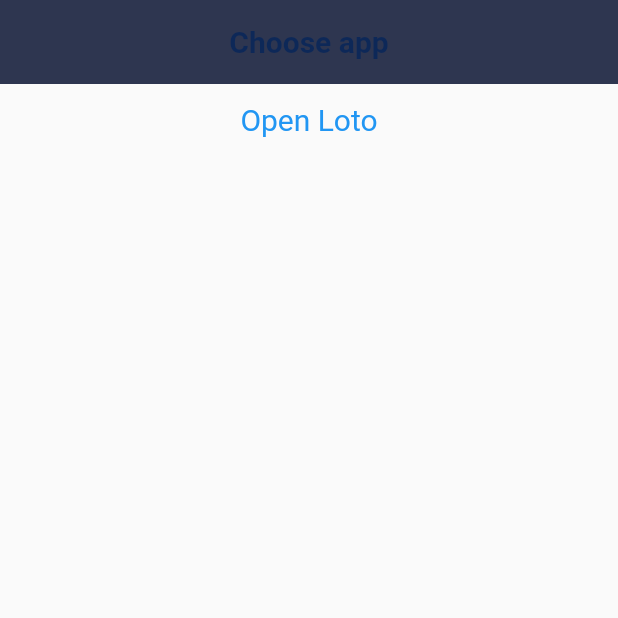
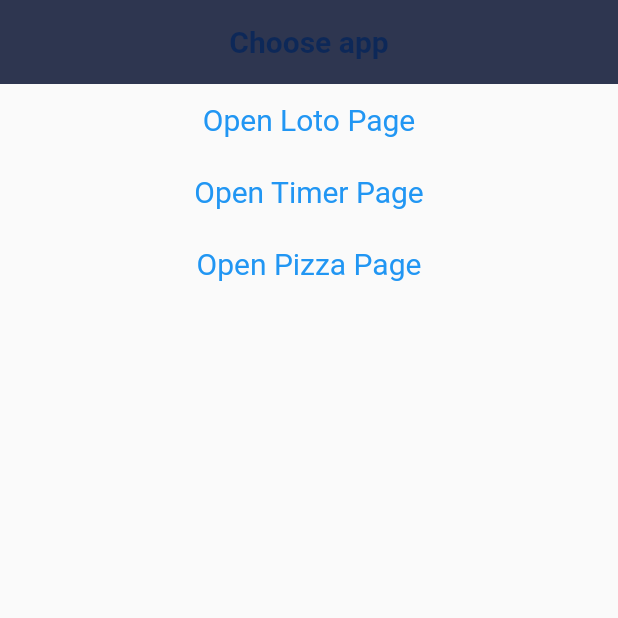
Before and after one commit to Nikita318-creator/recipe_app, a Flutter app: the screen it shows after launch, on a phone screen of 412 x 824 dp, the top half of it. Run offline on Flutter 3.47's test engine with Material 2 defaults, Android fonts, the phone set to English and light mode, and no system bars; our stand-ins replace bloc, cached_network_image, equatable, flutter_bloc.

Commit message:
add Pizza

```diff
--- /dev/null
+++ b/lib/PizzaBloc/bloc/pizzas_event.dart
@@ -0,0 +1,28 @@
+part of 'pizzas_bloc.dart';
+
+sealed class PizzasEvent extends Equatable {
+  const PizzasEvent();
+
+  @override
+  List<Object> get props => [];
+}
+
+final class LoadPizzaCounter extends PizzasEvent {}
+
+final class AddPizza extends PizzasEvent {
+  final PizzaModel pizza;
+
+  const AddPizza({required this.pizza});
+
+  @override
+  List<Object> get props => [pizza];
+}
+
+final class RemovePizza extends PizzasEvent {
+  final PizzaModel pizza;
+
+  const RemovePizza({required this.pizza});
+
+  @override
+  List<Object> get props => [pizza];
+}
--- a/lib/start_page.dart
+++ b/lib/start_page.dart
@@ -1,8 +1,10 @@
 import 'package:flutter/material.dart';
-import 'package:new_recipes/MainHome/HeadView.dart';
+// import 'package:new_recipes/MainHome/HeadView.dart';
 import 'package:name/theme/app_theme.dart';
 import "../MainHome/MainHome.dart";
 import 'package:flutter/cupertino.dart';
+import 'package:new_recipes/timer/view/timer_page.dart';
+import 'package:new_recipes/PizzaBloc/pizza_page.dart';
 
 class StartPage extends StatelessWidget {
   const StartPage({super.key});
@@ -23,7 +25,23 @@ class StartPage extends StatelessWidget {
             ),
             onPressed: () => Navigator.of(context).push(
                 CupertinoPageRoute(builder: (context) => const MainHome())),
-            child: const Text('Open Loto'),
+            child: const Text('Open Loto Page'),
+          ),
+          TextButton(
+            style: TextButton.styleFrom(
+              textStyle: const TextStyle(fontSize: 20),
+            ),
+            onPressed: () => Navigator.of(context).push(
+                CupertinoPageRoute(builder: (context) => const TimerPage())),
+            child: const Text('Open Timer Page'),
+          ),
+          TextButton(
+            style: TextButton.styleFrom(
+              textStyle: const TextStyle(fontSize: 20),
+            ),
+            onPressed: () => Navigator.of(context).push(
+                CupertinoPageRoute(builder: (context) => const PizzaPage())),
+            child: const Text('Open Pizza Page'),
           ),
         ]),
       ),
--- /dev/null
+++ b/lib/timer/bloc/timer_bloc.dart
@@ -0,0 +1,66 @@
+import 'dart:async';
+
+import 'package:bloc/bloc.dart';
+import 'package:equatable/equatable.dart';
+import 'package:new_recipes/timer/ticker.dart';
+
+part 'timer_event.dart';
+part 'timer_state.dart';
+
+class TimerBloc extends Bloc<TimerEvent, TimerState> {
+  TimerBloc({required Ticker ticker})
+      : _ticker = ticker,
+        super(const TimerInitial(_duration)) {
+    on<TimerStarted>(_onStarted);
+    on<TimerPaused>(_onPaused);
+    on<TimerResumed>(_onResumed);
+    on<TimerReset>(_onReset);
+    on<_TimerTicked>(_onTicked);
+  }
+
+  final Ticker _ticker;
+  static const int _duration = 60;
+
+  StreamSubscription<int>? _tickerSubscription;
+
+  @override
+  Future<void> close() {
+    _tickerSubscription?.cancel();
+    return super.close();
+  }
+
+  void _onStarted(TimerStarted event, Emitter<TimerState> emit) {
+    emit(TimerRunInProgress(event.duration));
+    _tickerSubscription?.cancel();
+    _tickerSubscription = _ticker
+        .tick(ticks: event.duration)
+        .listen((duration) => add(_TimerTicked(duration: duration)));
+  }
+
+  void _onPaused(TimerPaused event, Emitter<TimerState> emit) {
+    if (state is TimerRunInProgress) {
+      _tickerSubscription?.pause();
+      emit(TimerRunPause(state.duration));
+    }
+  }
+
+  void _onResumed(TimerResumed resume, Emitter<TimerState> emit) {
+    if (state is TimerRunPause) {
+      _tickerSubscription?.resume();
+      emit(TimerRunInProgress(state.duration));
+    }
+  }
+
+  void _onReset(TimerReset event, Emitter<TimerState> emit) {
+    _tickerSubscription?.cancel();
+    emit(const TimerInitial(_duration));
+  }
+
+  void _onTicked(_TimerTicked event, Emitter<TimerState> emit) {
+    emit(
+      event.duration > 0
+          ? TimerRunInProgress(event.duration)
+          : const TimerRunComplete(),
+    );
+  }
+}
--- /dev/null
+++ b/lib/timer/bloc/timer_event.dart
@@ -0,0 +1,27 @@
+part of 'timer_bloc.dart';
+
+sealed class TimerEvent {
+  const TimerEvent();
+}
+
+final class TimerStarted extends TimerEvent {
+  const TimerStarted({required this.duration});
+  final int duration;
+}
+
+final class TimerPaused extends TimerEvent {
+  const TimerPaused();
+}
+
+final class TimerResumed extends TimerEvent {
+  const TimerResumed();
+}
+
+class TimerReset extends TimerEvent {
+  const TimerReset();
+}
+
+class _TimerTicked extends TimerEvent {
+  const _TimerTicked({required this.duration});
+  final int duration;
+}
--- /dev/null
+++ b/lib/timer/bloc/timer_state.dart
@@ -0,0 +1,34 @@
+part of 'timer_bloc.dart';
+
+sealed class TimerState extends Equatable {
+  const TimerState(this.duration);
+  final int duration;
+
+  @override
+  List<Object> get props => [duration];
+}
+
+final class TimerInitial extends TimerState {
+  const TimerInitial(super.duration);
+
+  @override
+  String toString() => 'TimerInitial { duration: $duration }';
+}
+
+final class TimerRunPause extends TimerState {
+  const TimerRunPause(super.duration);
+
+  @override
+  String toString() => 'TimerRunPause { duration: $duration }';
+}
+
+final class TimerRunInProgress extends TimerState {
+  const TimerRunInProgress(super.duration);
+
+  @override
+  String toString() => 'TimerRunInProgress { duration: $duration }';
+}
+
+final class TimerRunComplete extends TimerState {
+  const TimerRunComplete() : super(0);
+}
--- /dev/null
+++ b/lib/timer/ticker.dart
@@ -0,0 +1,7 @@
+class Ticker {
+  const Ticker();
+  Stream<int> tick({required int ticks}) {
+    return Stream.periodic(const Duration(seconds: 1), (x) => ticks - x - 1)
+        .take(ticks);
+  }
+}
--- /dev/null
+++ b/lib/timer/timer.dart
@@ -0,0 +1,2 @@
+export 'bloc/timer_bloc.dart';
+export 'view/timer_page.dart';
```
Also changed, not shown: lib/PizzaBloc/bloc/pizzas_bloc.dart (added, +31 -0 lines), lib/PizzaBloc/bloc/pizzas_state.dart (added, +19 -0 lines), lib/PizzaBloc/models/pizza_model.dart (added, +26 -0 lines), lib/PizzaBloc/pizza_page.dart (added, +23 -0 lines), lib/PizzaBloc/pizza_screen.dart (added, +97 -0 lines), lib/timer/view/timer_page.dart (added, +148 -0 lines), pubspec.yaml (+19 -0 lines), assets/images/pizza1.jpg (added), assets/images/pizza2.jpg (added), pubspec.lock, 1 other file.
